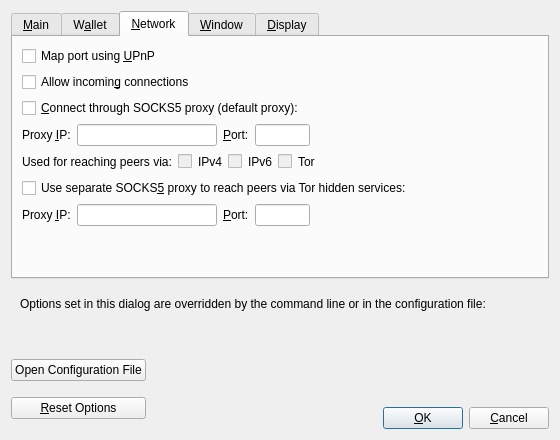
First picture: the form in src/qt/forms/optionsdialog.ui, repository bitcoincore-dev/bitcoin-2001-863168-294116-d812cf1189, before the edit.
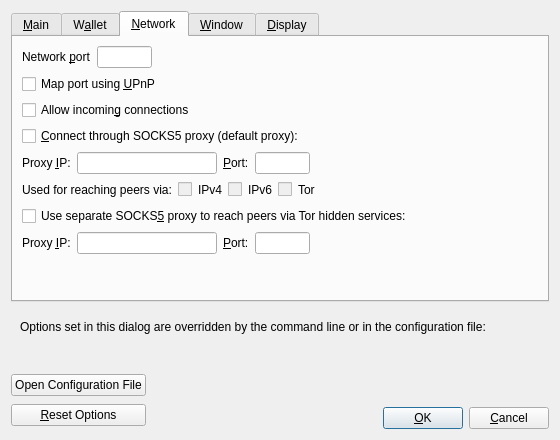
Second picture: the form after the edit. The open tabs and pages were chosen to show the change. Custom widgets are drawn as their Qt base class.

Commit message:
[Qt] Adding network port to GUI settings, fixes #7039
Adds Network port input box to the Network tab in the Options dialog.
-port takes priority over the GUI setting.
If left blank, it will default to the default port

What changed in the file:
```diff
--- a/src/qt/forms/optionsdialog.ui
+++ b/src/qt/forms/optionsdialog.ui
@@ -249,6 +249,55 @@
        <string>&amp;Network</string>
       </attribute>
       <layout class="QVBoxLayout" name="verticalLayout_Network">
+       <item>
+        <layout class="QHBoxLayout" name="horizontalLayout_1_Network">
+         <item>
+          <widget class="QLabel" name="networkPortLabel">
+           <property name="text">
+            <string>Network &amp;port</string>
+           </property>
+           <property name="textFormat">
+            <enum>Qt::PlainText</enum>
+           </property>
+           <property name="buddy">
+            <cstring>networkPort</cstring>
+           </property>
+          </widget>
+         </item>
+         <item>
+          <widget class="QLineEdit" name="networkPort">
+           <property name="minimumSize">
+            <size>
+             <width>55</width>
+             <height>0</height>
+            </size>
+           </property>
+           <property name="maximumSize">
+            <size>
+             <width>55</width>
+             <height>16777215</height>
+            </size>
+           </property>
+           <property name="toolTip">
+            <string>Network port (e.g. 8333)</string>
+           </property>
+          </widget>
+         </item>
+         <item>
+          <spacer name="horizontalSpacer_1_Network">
+           <property name="orientation">
+            <enum>Qt::Horizontal</enum>
+           </property>
+           <property name="sizeHint" stdset="0">
+            <size>
+             <width>40</width>
+             <height>20</height>
+            </size>
+           </property>
+          </spacer>
+         </item>
+        </layout>
+       </item>
        <item>
         <widget class="QCheckBox" name="mapPortUpnp">
          <property name="toolTip">
@@ -280,7 +329,7 @@
         </widget>
        </item>
        <item>
-        <layout class="QHBoxLayout" name="horizontalLayout_1_Network">
+        <layout class="QHBoxLayout" name="horizontalLayout_2_Network">
          <item>
           <widget class="QLabel" name="proxyIpLabel">
            <property name="text">
@@ -346,7 +395,7 @@
           </widget>
          </item>
          <item>
-          <spacer name="horizontalSpacer_1_Network">
+          <spacer name="horizontalSpacer_2_Network">
            <property name="orientation">
             <enum>Qt::Horizontal</enum>
            </property>
@@ -361,7 +410,7 @@
         </layout>
        </item>
        <item>
-        <layout class="QHBoxLayout" name="horizontalLayout_2_Network">
+        <layout class="QHBoxLayout" name="horizontalLayout_3_Network">
          <item>
           <widget class="QLabel" name="proxyActiveNets">
            <property name="text">
@@ -442,7 +491,7 @@
           </widget>
          </item>
          <item>
-          <spacer name="horizontalSpacer_2_Network">
+          <spacer name="horizontalSpacer_3_Network">
            <property name="orientation">
             <enum>Qt::Horizontal</enum>
            </property>
@@ -467,7 +516,7 @@
         </widget>
        </item>
        <item>
-        <layout class="QHBoxLayout" name="horizontalLayout_3_Network">
+        <layout class="QHBoxLayout" name="horizontalLayout_4_Network">
          <item>
           <widget class="QLabel" name="proxyIpTorLabel">
            <property name="text">
```
The commit also changes 3 other files.
